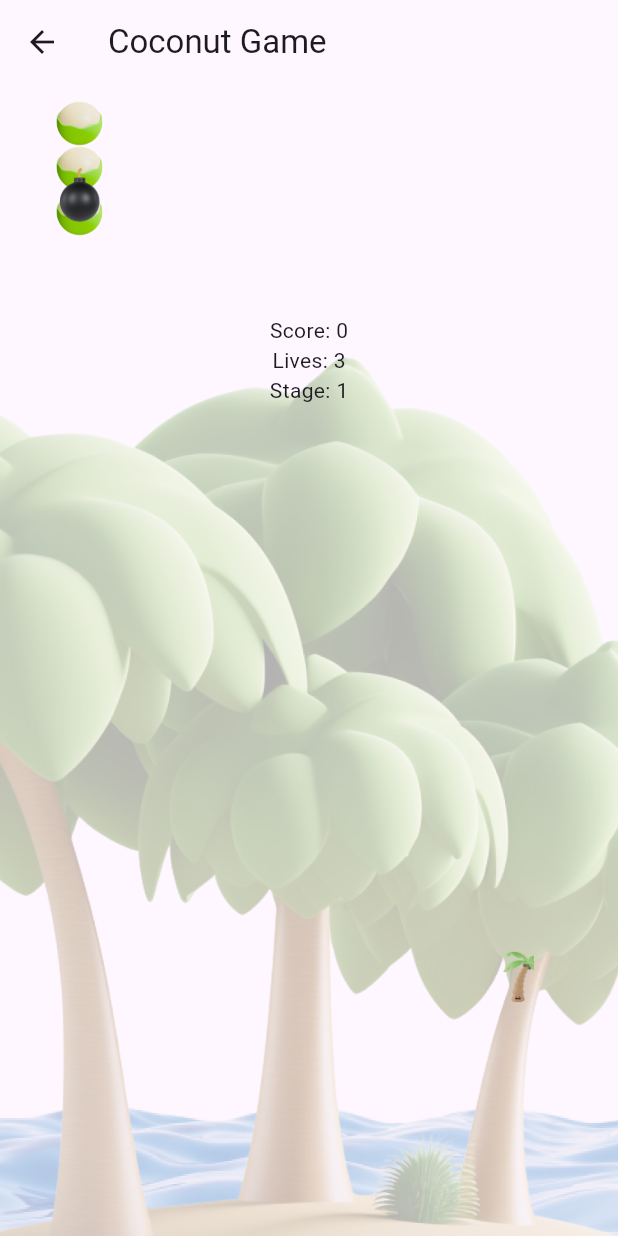
After one commit to hyunwookoo13/FlutterMaster, a Flutter app: the CoconutGamePage screen opened directly, on a phone screen of 412 x 824 dp. The commit adds this screen. Run offline on Flutter 3.47's test engine with Material 2 defaults, Android fonts, the phone set to English and light mode, and no system bars; our stand-ins replace avatar_glow.

Commit message:
fixed game

```diff
--- /dev/null
+++ b/lib/game/coconut_game_page.dart
@@ -0,0 +1,223 @@
+import 'dart:async';
+import 'dart:math';
+import 'package:flutter/material.dart';
+
+class CoconutGamePage extends StatefulWidget {
+  const CoconutGamePage({Key? key}) : super(key: key);
+
+  @override
+  State<CoconutGamePage> createState() => _CoconutGamePageState();
+}
+
+class _CoconutGamePageState extends State<CoconutGamePage> {
+
+  int score = 0;
+  int lives = 3;
+  int stage = 1;
+  double bombSpeed = 2.0;
+  bool gamePaused = false;
+
+
+  List<Coconut> coconuts = [];
+  List<Bomb> bombs = [];
+
+  int coconutInterval = 30; // Interval in ticks to add a new coconut
+  int bombInterval = 60;    // Interval in ticks to add a new bomb
+  int tickCount = 0;        // Keeps track of game ticks
+
+  double playerPosition = 0.5; // Initial player position (0 to 1)
+
+  void startGame() {
+    Timer.periodic(const Duration(milliseconds: 20), (timer) {
+      if (!gamePaused) {
+        setState(() {
+          playerPosition += 0.005;
+          if (playerPosition > 1.0) {
+            playerPosition = 1.0;
+          }
+          updateCoconutsAndBombs();
+          checkCollisions();
+        });
+      }
+    });
+  }
+
+  void resetGame() {
+    playerPosition = 0.5;
+  }
+
+  void increaseStage() {
+    stage++;
+    bombSpeed += 0.1;
+  }
+
+  bool isCollision() {
+    // Check collision logic here
+    return false;
+  }
+
+  bool isCoconutCollected() {
+    // Check coconut collected logic here
+    return false;
+  }
+
+  void updateCoconutsAndBombs() {
+    tickCount++;
+
+    if (tickCount % coconutInterval == 0 && coconuts.length < 5) {
+      coconuts.add(Coconut());
+    }
+
+    if (tickCount % bombInterval == 0 && bombs.length < 5) {
+      bombs.add(Bomb());
+    }
+
+    for (int i = 0; i < coconuts.length; i++) {
+      coconuts[i].updatePosition();
+    }
+
+    for (int i = 0; i < bombs.length; i++) {
+      bombs[i].updatePosition();
+    }
+
+    // Remove off-screen coconuts and bombs
+    coconuts.removeWhere((coconut) => coconut.y > 600);
+    bombs.removeWhere((bomb) => bomb.y > 600);
+  }
+
+  void checkCollisions() {
+    for (int i = 0; i < coconuts.length; i++) {
+      if (coconuts[i].y > 560 && coconuts[i].x == playerPosition) {
+        score++;
+        coconuts.removeAt(i);
+      }
+    }
+
+    for (int i = 0; i < bombs.length; i++) {
+      if (bombs[i].y > 560 && bombs[i].x == playerPosition) {
+        lives--;
+        if (lives == 0) {
+          // Game over logic
+        }
+        bombs.removeAt(i);
+      }
+    }
+  }
+
+  @override
+  void initState() {
+    super.initState();
+    startGame();
+  }
+
+  @override
+  Widget build(BuildContext context) {
+    return Scaffold(
+      appBar: AppBar(
+        title: const Text('Coconut Game'),
+      ),
+      body: Container(
+        decoration: const BoxDecoration(
+          image: DecorationImage(
+            image: AssetImage("assets/coconut/coconut_background.png"),
+            fit: BoxFit.cover,
+          ),
+        ),
+        child: Stack(
+          children: [
+            Center(
+              child: Column(
+                mainAxisAlignment: MainAxisAlignment.center,
+                children: <Widget>[
+                  Text('Score: $score'),
+                  Text('Lives: $lives'),
+                  Text('Stage: $stage'),
+                  GestureDetector(
+                    onHorizontalDragUpdate:(DragUpdateDetails details){
+                      playerPosition = details.localPosition.dx / 300;
+                      if (playerPosition < 0.0) {
+                        playerPosition = 0.0;
+                      } else if (playerPosition > 1.0) {
+                        playerPosition = 1.0;
+                      }
+                      setState(() {});
+                    },
+                    child: Container(
+                      height: 400,
+                      width: 300,
+                      child: Stack(
+                        children: [
+                          Positioned(
+                            left: playerPosition * 300 - 20,
+                            bottom: 0,
+                            child: Image.asset(
+                              "assets/coconut/yaja.png",
+                              width: 40,
+                              height: 40,
+                            ),
+                          ),
+                        ],
+                      ),
+                    ),
+                  ),
+                ],
+              ),
+            ),
+            for (var coconut in coconuts)
+              Positioned(
+                left: coconut.x * 300,
+                top: coconut.y,
+                child: Image.asset(
+                  "assets/coconut/sky_coconut.png",
+                  width: 40,
+                  height: 40,
+                ),
+              ),
+            for (var bomb in bombs)
+              Positioned(
+                left: bomb.x * 300,
+                top: bomb.y,
+                child: Image.asset(
+                  "assets/coconut/sky_bomb.png",
+                  width: 40,
+                  height: 40,
+                ),
+              ),
+          ],
+        ),
+      ),
+    );
+  }
+}
+
+class Coconut {
+  late double x;
+  late double y;
+  late double speed;
+
+  Coconut() {
+    x = Random().nextDouble();
+    y = 0;
+    speed = 1.0;
+  }
+
+  void updatePosition() {
+    y += speed;
+  }
+}
+
+class Bomb {
+  late double x;
+  late double y;
+  late double speed;
+
+  Bomb() {
+    x = Random().nextDouble();
+    y = 0;
+    speed = 1.5;
+  }
+
+  void updatePosition() {
+    y += speed;
+  }
+}
--- a/pubspec.yaml
+++ b/pubspec.yaml
@@ -36,6 +36,7 @@ dependencies:
   # Use with the CupertinoIcons class for iOS style icons.
   cupertino_icons: ^1.0.2
   avatar_glow: ^2.0.2
+  sensors_plus: ^3.0.3
 
 dev_dependencies:
   flutter_test:
@@ -62,6 +63,7 @@ flutter:
   # To add assets to your application, add an assets section, like this:
   assets:
     - assets/images/
+    - assets/coconut/
 
   # An image asset can refer to one or more resolution-specific "variants", see
   # https://flutter.dev/assets-and-images/#resolution-aware
```
Also changed, not shown: lib/home_page.dart (+15 -10 lines), assets/coconut/coconut_background.png (added), assets/coconut/coconut_crown.png (added), assets/coconut/sky_bomb.png (added), assets/coconut/sky_coconut.png (added), assets/coconut/unit.png (added), assets/coconut/yaja.png (added), pubspec.lock, 6 other files.
